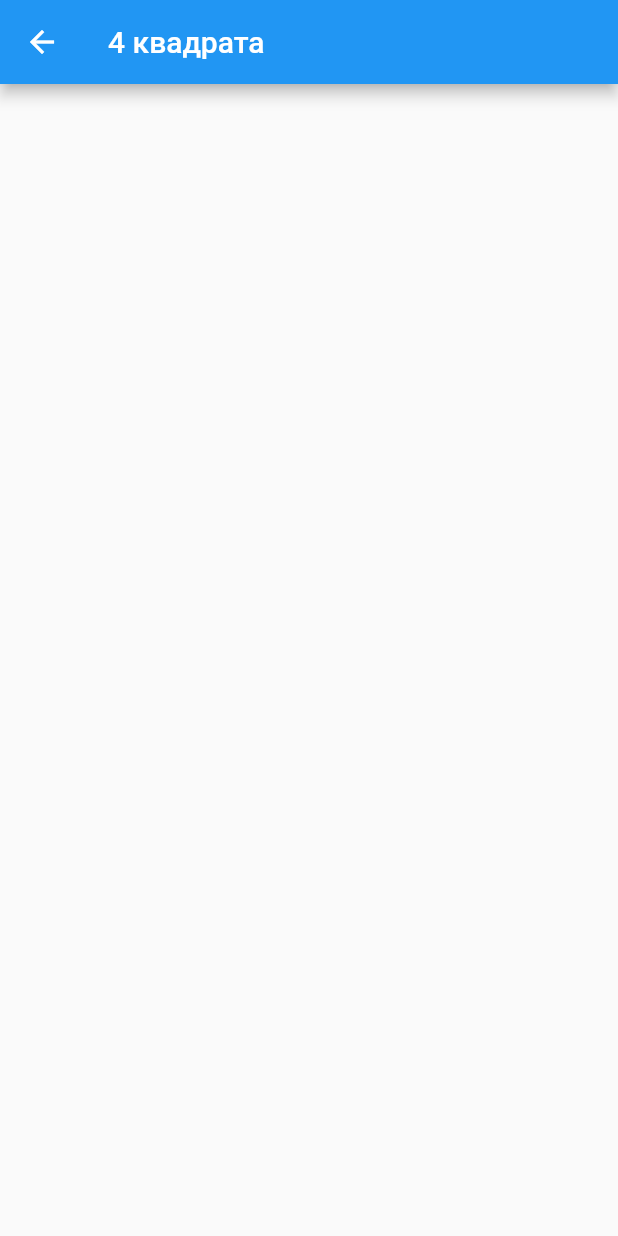
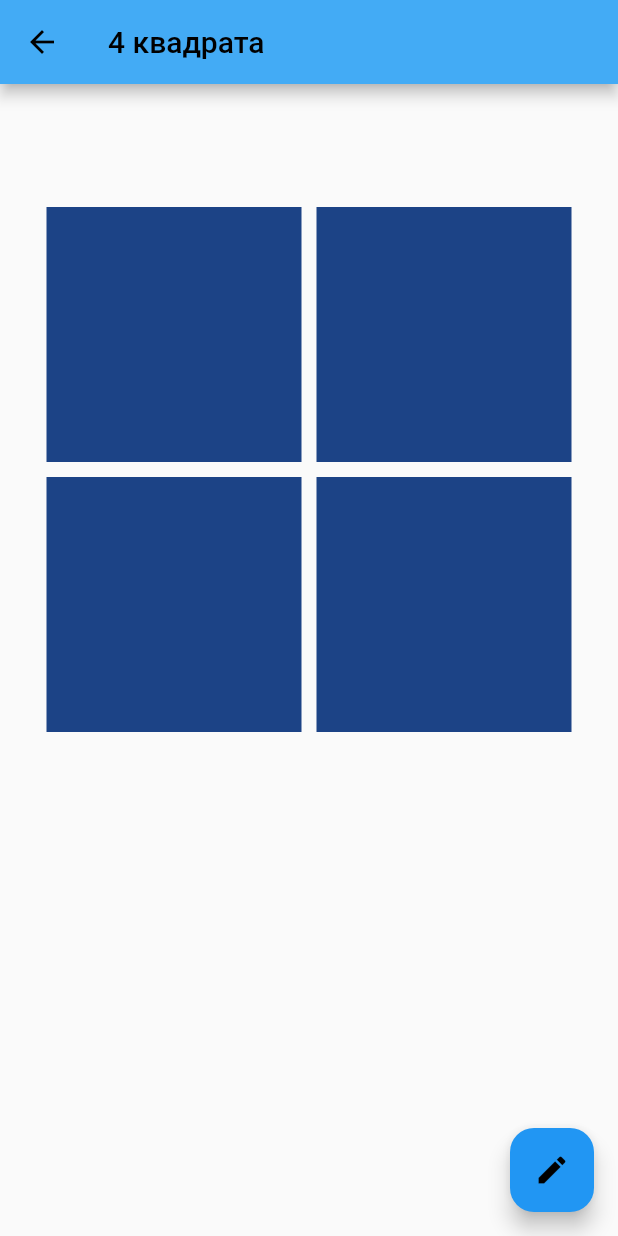
Before and after one commit to TimurKarev/first_bootcamp, a Flutter app: the screen it shows after launch, after a tap on "4 квадрата", on a phone screen of 412 x 824 dp. Run offline on Flutter 3.47's test engine with Material 2 defaults, Android fonts, the light colour scheme and no system bars.

Commit message:
feat(screen/squares): add squares_page

```diff
--- a/lib/screens/squares/squares_page.dart
+++ b/lib/screens/squares/squares_page.dart
@@ -1,15 +1,67 @@
 import 'package:first_bootcamp/assets/strings/strings_app.dart';
+import 'package:first_bootcamp/screens/squares/widgets/grid_body.dart';
+import 'package:first_bootcamp/theme/colors_app.dart';
 import 'package:flutter/material.dart';
+import 'dart:math' as math; //TODO: move dependency
 
-class SquaresPage extends StatelessWidget {
+class SquaresPage extends StatefulWidget {
   const SquaresPage({Key? key}) : super(key: key);
+
+  @override
+  State<SquaresPage> createState() => _SquaresPageState();
+}
+
+class _SquaresPageState extends State<SquaresPage> {
+  final List<Color> _colors = [];
+
+  @override
+  void initState() {
+    _getColors();
+    super.initState();
+  }
 
   @override
   Widget build(BuildContext context) {
     return Scaffold(
       appBar: AppBar(
         title: const Text(StringsApp.mainScreenTaskItemFirstText),
+        foregroundColor: ColorsApp.black,
+        backgroundColor: ColorsApp.primeBlue,
+      ),
+      body: Padding(
+        padding: const EdgeInsets.symmetric(
+          horizontal: 31.0,
+          vertical: 82.0,
+        ),
+        child: Center(child: GridBody(colorList: _colors)),
+      ),
+      floatingActionButton: SizedBox(
+        width: 56.0,
+        height: 56.0,
+        child: FloatingActionButton(
+          onPressed: () {
+            setState(() {
+              _getColors();
+            });
+          },
+          shape: RoundedRectangleBorder(
+            borderRadius: BorderRadius.circular(16.0),
+          ),
+          child: const Icon(
+            Icons.edit,
+            color: ColorsApp.black,
+          ),
+        ),
       ),
     );
   }
+
+  void _getColors() {
+    _colors.clear();
+
+    for (int i = 0; i < 4; i++) {
+      _colors.add(Color((math.Random().nextDouble() * 0xFFFFFF).toInt())
+          .withOpacity(1.0));
+    }
+  }
 }
--- /dev/null
+++ b/lib/screens/squares/widgets/grid_body.dart
@@ -0,0 +1,21 @@
+import 'package:first_bootcamp/screens/squares/widgets/square.dart';
+import 'package:flutter/material.dart';
+
+class GridBody extends StatelessWidget {
+  const GridBody({
+    Key? key,
+    required this.colorList,
+  }) : super(key: key);
+
+  final List<Color> colorList;
+
+  @override
+  Widget build(BuildContext context) {
+    return GridView.count(
+      crossAxisCount: 2,
+      mainAxisSpacing: 10.0,
+      crossAxisSpacing: 10.0,
+      children: colorList.map((color) => Square(color: color)).toList(),
+    );
+  }
+}
--- /dev/null
+++ b/lib/screens/squares/widgets/square.dart
@@ -0,0 +1,20 @@
+import 'package:first_bootcamp/screens/squares/squares_page.dart';
+import 'package:flutter/material.dart';
+
+class Square extends StatelessWidget {
+  const Square({
+    Key? key,
+    required this.color,
+  }) : super(key: key);
+
+  final Color color;
+
+  @override
+  Widget build(BuildContext context) {
+    return Container(
+      width: double.infinity,
+      height: double.infinity,
+      color: color,
+    );
+  }
+}
```
